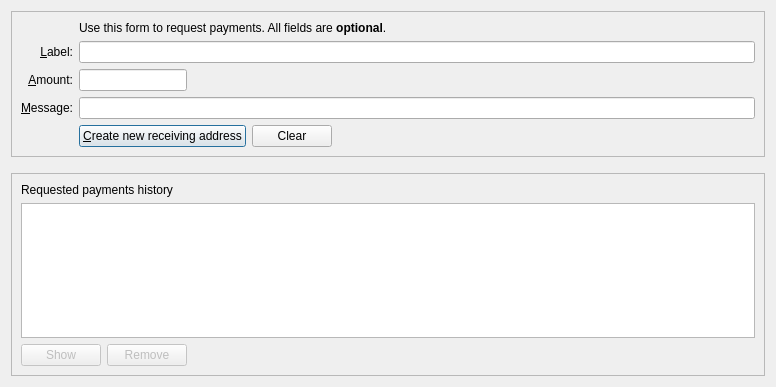
This is src/qt/forms/receivecoinsdialog.ui in vkaxproject/vkax as Qt 5 draws it before an edit. The edited form follows.
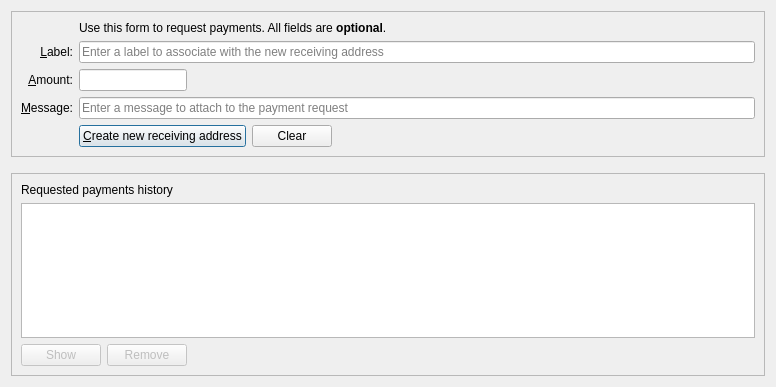
This is the edited form. Custom widgets are drawn as their Qt base class.

```diff
--- a/src/qt/forms/receivecoinsdialog.ui
+++ b/src/qt/forms/receivecoinsdialog.ui
@@ -47,7 +47,10 @@
         <item row="4" column="2">
          <widget class="QLineEdit" name="reqLabel">
           <property name="toolTip">
-           <string>An optional label to associate with the new receiving address.</string>
+           <string>An optional label to associate with the new receiving address (used by you to identify an invoice).  It is also attached to the payment request.</string>
+          </property>
+          <property name="placeholderText">
+           <string>Enter a label to associate with the new receiving address</string>
           </property>
          </widget>
         </item>
@@ -56,6 +59,9 @@
           <property name="toolTip">
            <string>An optional message to attach to the payment request, which will be displayed when the request is opened.&lt;br&gt;Note: The message will not be sent with the payment over the Vkax network.</string>
           </property>
+          <property name="placeholderText">
+           <string>Enter a message to attach to the payment request</string>
+          </property>
          </widget>
         </item>
         <item row="2" column="2">
```
